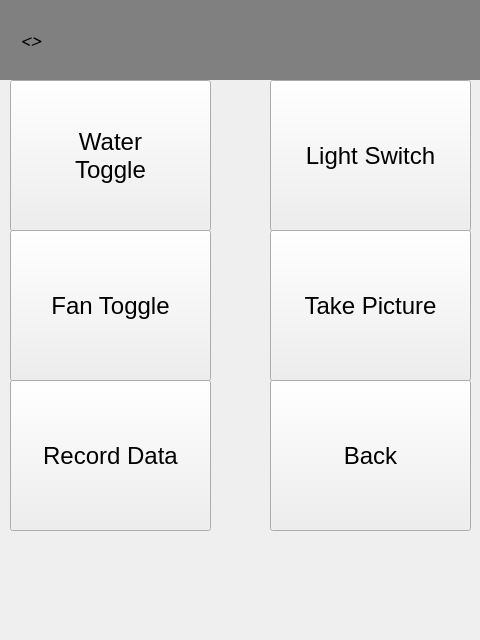
Old version of the form Software/code/form.ui in the repository Ulnooweg/GroBot.
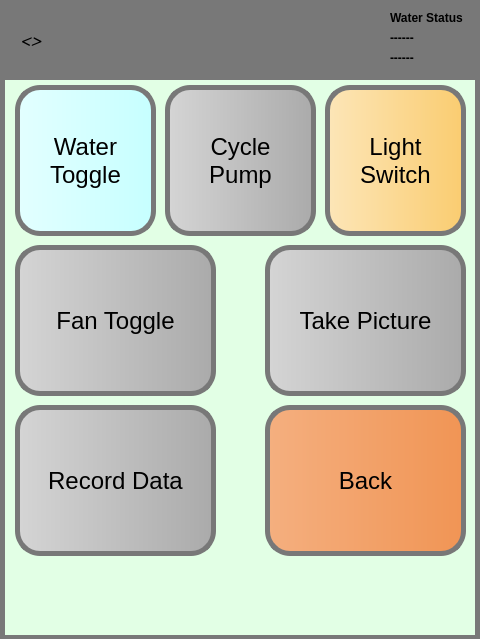
New version of the form. The open tabs and pages were chosen to show the change.

Commit message: Integrated Pump Code from Chris.

Patch:
```diff
--- a/Software/code/form.ui
+++ b/Software/code/form.ui
@@ -7,7 +7,7 @@
     <x>0</x>
     <y>0</y>
     <width>480</width>
-    <height>640</height>
+    <height>639</height>
    </rect>
   </property>
   <property name="font">
@@ -24,7 +24,7 @@
      <x>0</x>
      <y>70</y>
      <width>480</width>
-     <height>560</height>
+     <height>570</height>
     </rect>
    </property>
    <property name="font">
@@ -33,6 +33,15 @@
      <bold>false</bold>
     </font>
    </property>
+   <property name="styleSheet">
+    <string notr="true">QStackedWidget{
+	background-color: rgb(226, 255, 229);
+	border: 5px solid rgb(120, 120, 120);
+}</string>
+   </property>
+   <property name="currentIndex">
+    <number>0</number>
+   </property>
    <widget class="QWidget" name="start_page">
     <widget class="QPushButton" name="continue_btn">
      <property name="geometry">
@@ -252,7 +261,7 @@
       <rect>
        <x>10</x>
        <y>10</y>
-       <width>201</width>
+       <width>141</width>
        <height>151</height>
       </rect>
      </property>
@@ -263,6 +272,13 @@
        <bold>false</bold>
       </font>
      </property>
+     <property name="styleSheet">
+      <string notr="true">QPushButton{
+	background-color: qlineargradient(x1:-1, y1:0, x2:2, y2:0, stop:0 white, stop:1 rgb(170, 255, 255));
+	border-radius: 25px;
+	border: 5px solid rgb(120, 120, 120);
+}</string>
+     </property>
      <property name="text">
       <string>Water
 Toggle</string>
@@ -271,9 +287,9 @@
     <widget class="QPushButton" name="lightswitch_btn">
      <property name="geometry">
       <rect>
-       <x>270</x>
+       <x>320</x>
        <y>10</y>
-       <width>201</width>
+       <width>141</width>
        <height>151</height>
       </rect>
      </property>
@@ -284,15 +300,23 @@
        <bold>false</bold>
       </font>
      </property>
+     <property name="styleSheet">
+      <string notr="true">QPushButton{
+	background-color: qlineargradient(x1:-1, y1:0, x2:2, y2:0, stop:0 white, stop:1 #f7b329);
+	border-radius: 25px;
+	border: 5px solid rgb(120, 120, 120);
+}</string>
+     </property>
      <property name="text">
-      <string>Light Switch</string>
+      <string>Light
+Switch</string>
      </property>
     </widget>
     <widget class="QPushButton" name="fanon_btn">
      <property name="geometry">
       <rect>
        <x>10</x>
-       <y>160</y>
+       <y>170</y>
        <width>201</width>
        <height>151</height>
       </rect>
@@ -304,6 +328,13 @@
        <bold>false</bold>
       </font>
      </property>
+     <property name="styleSheet">
+      <string notr="true">QPushButton{
+	background-color: qlineargradient(x1:-1, y1:0, x2:2, y2:0, stop:0 white, stop:1 gray);
+	border-radius: 25px;
+	border: 5px solid rgb(120, 120, 120);
+}</string>
+     </property>
      <property name="text">
       <string>Fan Toggle</string>
      </property>
@@ -311,8 +342,8 @@
     <widget class="QPushButton" name="takepicture_btn">
      <property name="geometry">
       <rect>
-       <x>270</x>
-       <y>160</y>
+       <x>260</x>
+       <y>170</y>
        <width>201</width>
        <height>151</height>
       </rect>
@@ -324,6 +355,13 @@
        <bold>false</bold>
       </font>
      </property>
+     <property name="styleSheet">
+      <string notr="true">QPushButton{
+	background-color: qlineargradient(x1:-1, y1:0, x2:2, y2:0, stop:0 white, stop:1 gray);
+	border-radius: 25px;
+	border: 5px solid rgb(120, 120, 120);
+}</string>
+     </property>
      <property name="text">
       <string>Take Picture</string>
      </property>
@@ -332,7 +370,7 @@
      <property name="geometry">
       <rect>
        <x>10</x>
-       <y>310</y>
+       <y>330</y>
        <width>201</width>
        <height>151</height>
       </rect>
@@ -344,6 +382,13 @@
        <bold>false</bold>
       </font>
      </property>
+     <property name="styleSheet">
+      <string notr="true">QPushButton{
+	background-color: qlineargradient(x1:-1, y1:0, x2:2, y2:0, stop:0 white, stop:1 gray);
+	border-radius: 25px;
+	border: 5px solid rgb(120, 120, 120);
+}</string>
+     </property>
      <property name="text">
       <string>Record Data</string>
      </property>
@@ -351,8 +396,8 @@
     <widget class="QPushButton" name="manualcontrols_back_btn">
      <property name="geometry">
       <rect>
-       <x>270</x>
-       <y>310</y>
+       <x>260</x>
+       <y>330</y>
        <width>201</width>
        <height>151</height>
       </rect>
@@ -364,10 +409,45 @@
        <bold>false</bold>
       </font>
      </property>
+     <property name="styleSheet">
+      <string notr="true">QPushButton{
+	background-color: qlineargradient(x1:-3, y1:0, x2:2, y2:0, stop:0 white, stop:1 #ed7a2a);
+	border-radius: 25px;
+	border: 5px solid rgb(120, 120, 120);
+}</string>
+     </property>
      <property name="text">
       <string>Back</string>
      </property>
     </widget>
+    <widget class="QPushButton" name="watercycle_btn">
+     <property name="geometry">
+      <rect>
+       <x>160</x>
+       <y>10</y>
+       <width>151</width>
+       <height>151</height>
+      </rect>
+     </property>
+     <property name="font">
+      <font>
+       <family>Segoe UI</family>
+       <pointsize>18</pointsize>
+       <bold>false</bold>
+      </font>
+     </property>
+     <property name="styleSheet">
+      <string notr="true">QPushButton{
+	background-color: qlineargradient(x1:-1, y1:0, x2:2, y2:0, stop:0 white, stop:1 gray);
+	border-radius: 25px;
+	border: 5px solid rgb(120, 120, 120);
+}</string>
+     </property>
+     <property name="text">
+      <string>Cycle
+Pump</string>
+     </property>
+    </widget>
    </widget>
    <widget class="QWidget" name="systeminfo_page">
     <widget class="QPushButton" name="updatefirmware_page_btn">
@@ -1727,7 +1807,7 @@
     </rect>
    </property>
    <property name="styleSheet">
-    <string notr="true">background-color: gray
+    <string notr="true">background-color: rgb(120, 120, 120)
 </string>
    </property>
    <widget class="QLabel" name="statusbar_label">
@@ -1735,7 +1815,7 @@
      <rect>
       <x>20</x>
       <y>10</y>
-      <width>441</width>
+      <width>361</width>
       <height>61</height>
      </rect>
     </property>
@@ -1749,6 +1829,63 @@
      <string>&lt;&lt;Status Bar&gt;&gt; </string>
     </property>
    </widget>
+   <widget class="QLabel" name="water_status_label">
+    <property name="geometry">
+     <rect>
+      <x>390</x>
+      <y>10</y>
+      <width>81</width>
+      <height>16</height>
+     </rect>
+    </property>
+    <property name="font">
+     <font>
+      <family>Segoe UI</family>
+      <bold>true</bold>
+     </font>
+    </property>
+    <property name="text">
+     <string>Water Status</string>
+    </property>
+   </widget>
+   <widget class="QLabel" name="water_status_label_2">
+    <property name="geometry">
+     <rect>
+      <x>390</x>
+      <y>30</y>
+      <width>81</width>
+      <height>16</height>
+     </rect>
+    </property>
+    <property name="font">
+     <font>
+      <family>Segoe UI</family>
+      <bold>true</bold>
+     </font>
+    </property>
+    <property name="text">
+     <string>------</string>
+    </property>
+   </widget>
+   <widget class="QLabel" name="water_status_label_3">
+    <property name="geometry">
+     <rect>
+      <x>390</x>
+      <y>50</y>
+      <width>81</width>
+      <height>16</height>
+     </rect>
+    </property>
+    <property name="font">
+     <font>
+      <family>Segoe UI</family>
+      <bold>true</bold>
+     </font>
+    </property>
+    <property name="text">
+     <string>------</string>
+    </property>
+   </widget>
   </widget>
  </widget>
  <resources/>
```
Left out of the diff: 394 changed lines with no effect on the pictures. The commit also changes 4 other files.
